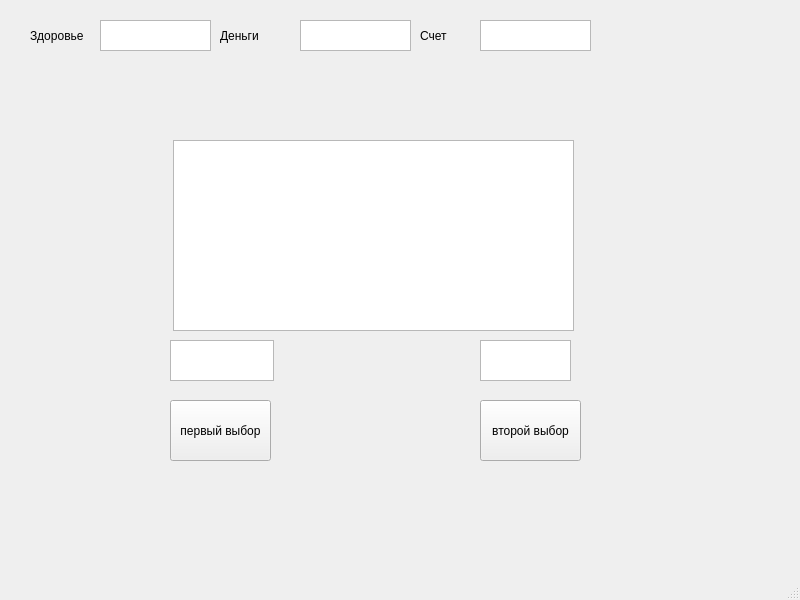
Before: the Qt Designer form ui files/in_game_window_lvl2.ui in MaxPuzotron/pygame_project, drawn with Qt 5.
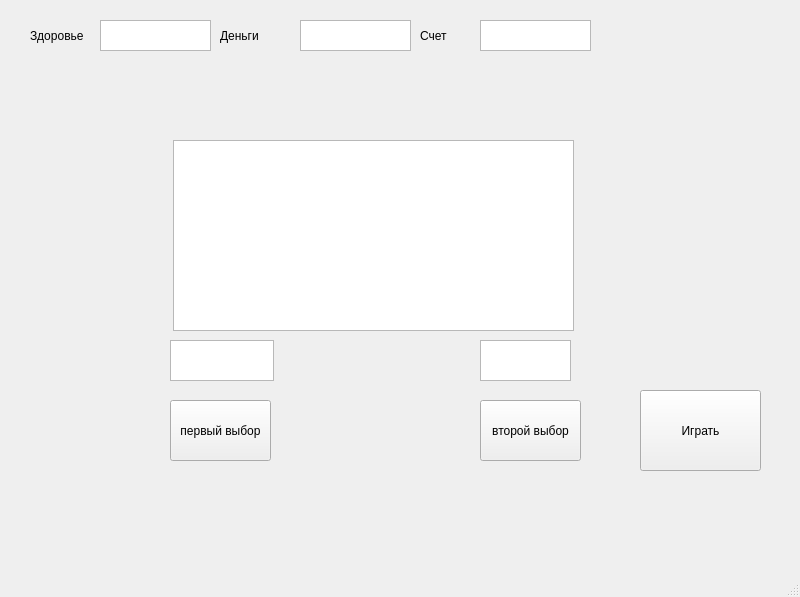
After: the same form once the commit is applied.

The edit to the form file:
```diff
--- a/ui files/in_game_window_lvl2.ui
+++ b/ui files/in_game_window_lvl2.ui
@@ -7,7 +7,7 @@
     <x>0</x>
     <y>0</y>
     <width>800</width>
-    <height>600</height>
+    <height>597</height>
    </rect>
   </property>
   <property name="windowTitle">
@@ -139,6 +139,19 @@
      <string>Здоровье</string>
     </property>
    </widget>
+   <widget class="QPushButton" name="game_butoon">
+    <property name="geometry">
+     <rect>
+      <x>640</x>
+      <y>390</y>
+      <width>121</width>
+      <height>81</height>
+     </rect>
+    </property>
+    <property name="text">
+     <string>Играть</string>
+    </property>
+   </widget>
   </widget>
   <widget class="QMenuBar" name="menubar">
    <property name="geometry">
```
